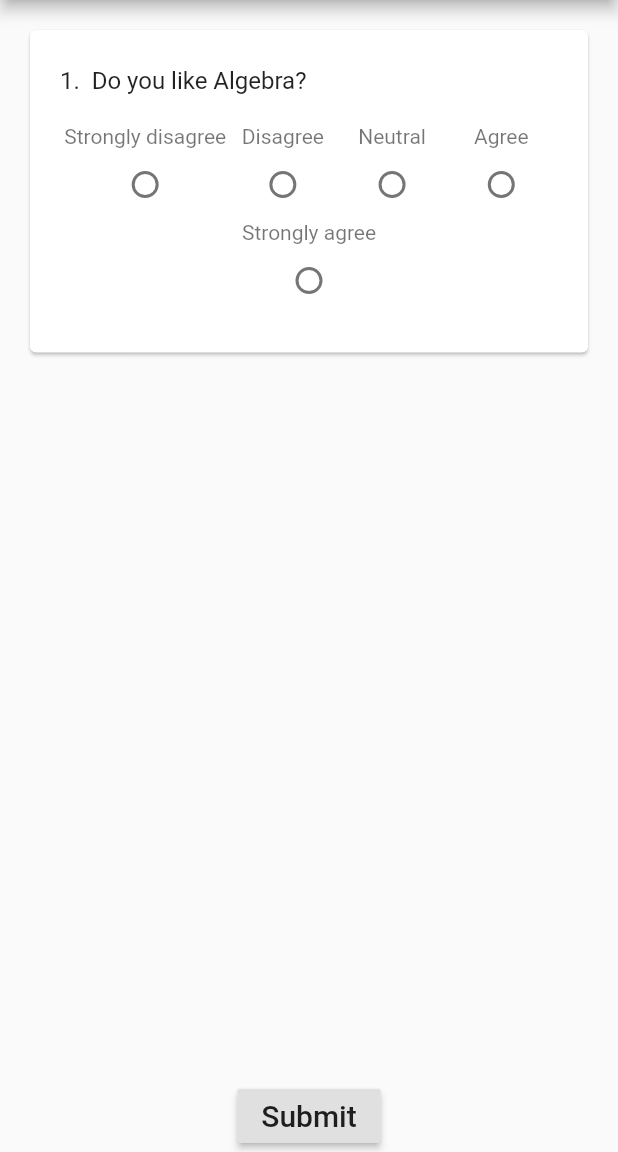
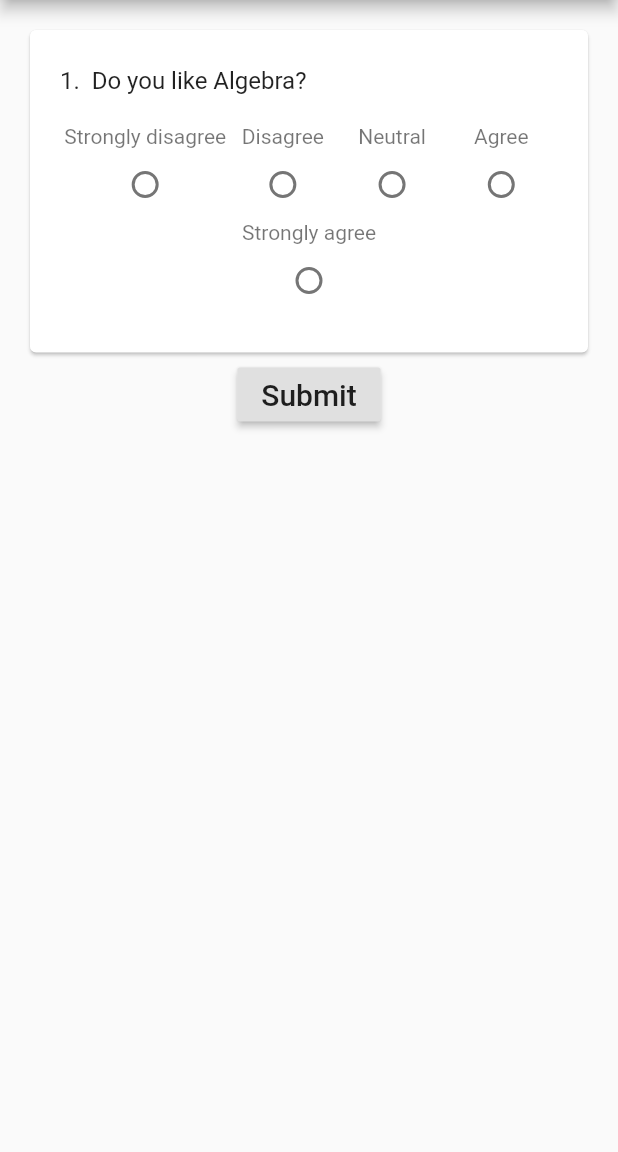
Before and after one commit to Ourstress/flutterQuizApp, a Flutter app: the screen it shows after launch, after a tap on "maths 101", on a phone screen of 412 x 824 dp, the part 84-1236 px from its top. Run offline on Flutter 3.47's test engine with Material 2 defaults, Android fonts, the light colour scheme and no system bars.

Commit message:
shift submit button to bottom of listview in quizPage

```diff
--- a/lib/quizPage.dart
+++ b/lib/quizPage.dart
@@ -38,8 +38,7 @@ class QuizPageState extends State<QuizPage> {
   }
 
   Widget quizQnContainer() {
-    return Flexible(
-        child: ListView.builder(
+    return ListView.builder(
         padding: EdgeInsets.all(16.0),
         itemCount: getQuizQuestions().length,
         itemBuilder: (BuildContext context, int index) {
@@ -47,13 +46,20 @@ class QuizPageState extends State<QuizPage> {
             'title': getQuizQuestions()[index]['title'],
             'index': index
           };
-              return QuizQn(
+          Widget quizQuestion = QuizQn(
               quizDetails: quizDetails,
               updateQuizScore: _updateQuizScore,
               quizScore: _quizScore.containsKey(quizDetails['title'])
                   ? _quizScore[quizDetails['title']]['value']
                   : 0);
-            }));
+          if (index == getQuizQuestions().length - 1) {
+            return Column(
+              children: <Widget>[quizQuestion, submitButton()],
+            );
+          } else {
+            return quizQuestion;
+          }
+        });
   }
 
   Widget submitButton() {
@@ -67,11 +73,6 @@ class QuizPageState extends State<QuizPage> {
 
   @override
   Widget build(BuildContext context) {
-    return Scaffold(
-        appBar: myAppBar(),
-        body: Center(
-            child: Column(
-                mainAxisAlignment: MainAxisAlignment.center,
-                children: <Widget>[quizQnContainer(), submitButton()])));
+    return Scaffold(appBar: myAppBar(), body: quizQnContainer());
   }
 }
```
Lines whose indentation alone changed are shown as unchanged.
